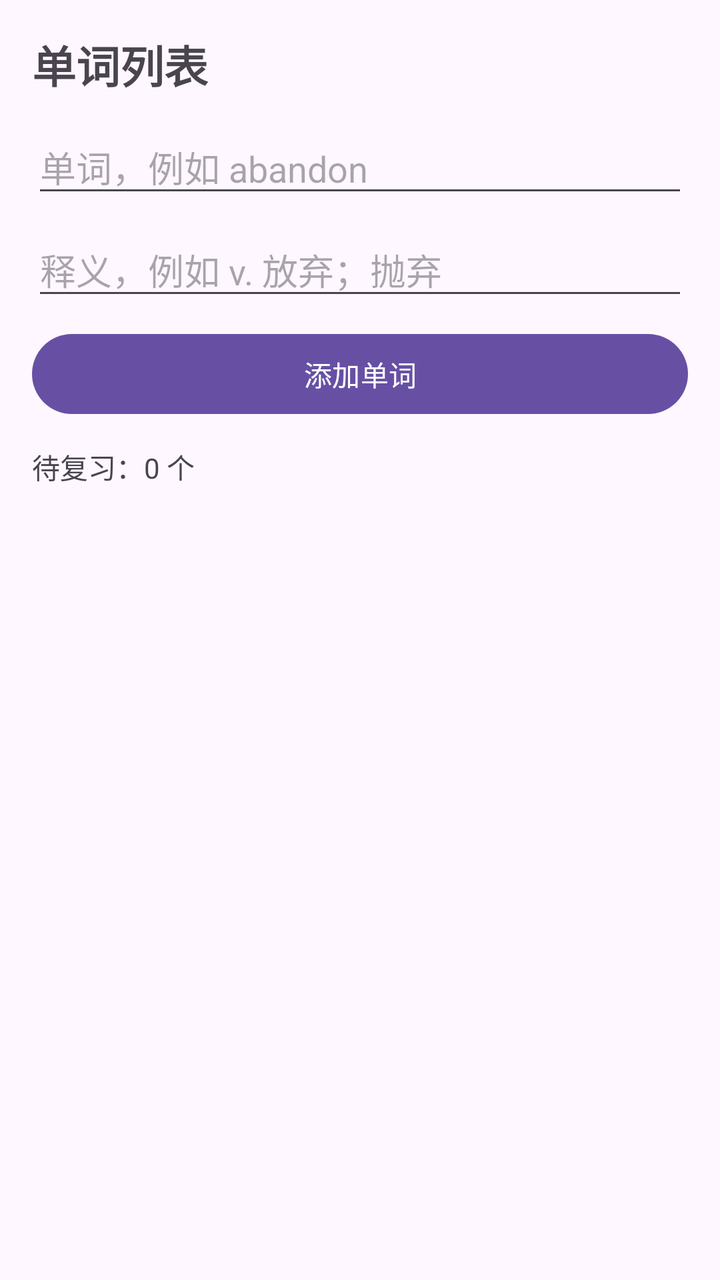
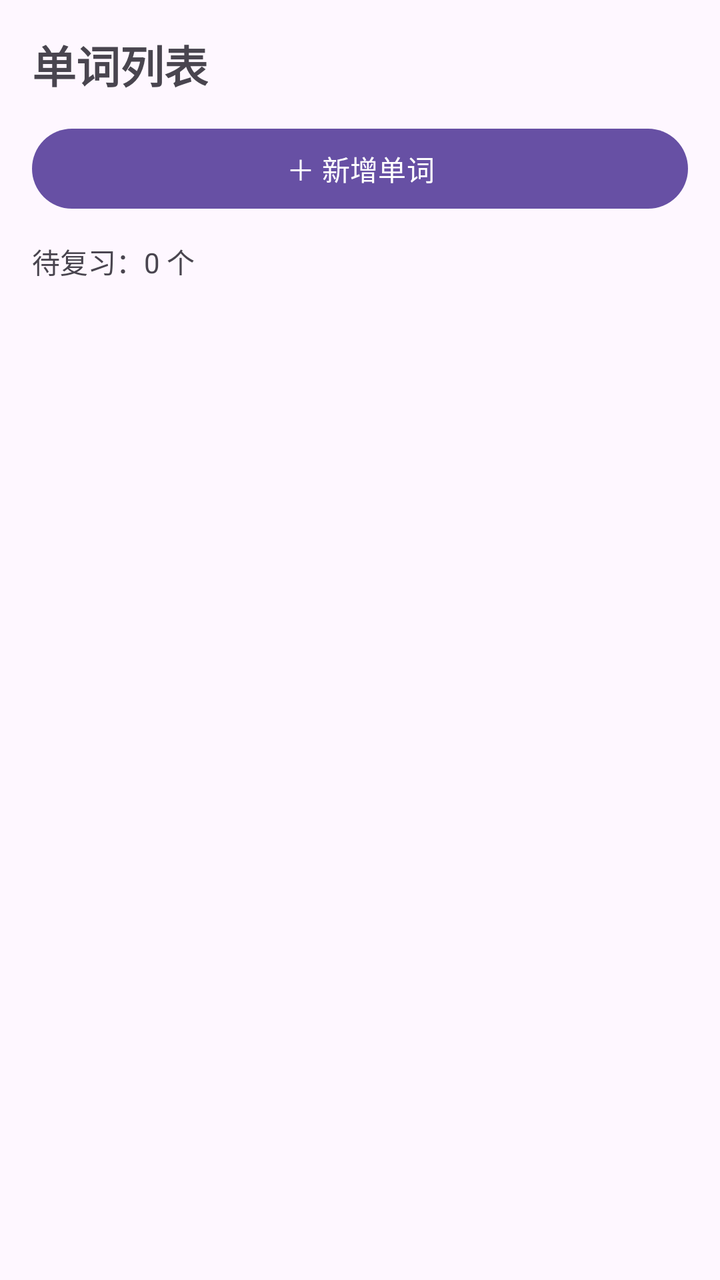

Screens rendered from an Android XML layout before and after an edit, with the pre-edit source and the edit as a unified diff.
<!-- AndroidManifest.xml: application theme Theme.WordMemoryApp -->
<!-- res/layout/fragment_word_list.xml -->
<?xml version="1.0" encoding="utf-8"?>
<LinearLayout xmlns:android="http://schemas.android.com/apk/res/android"
    android:layout_width="match_parent"
    android:layout_height="match_parent"
    android:orientation="vertical"
    android:paddingStart="16dp"
    android:paddingTop="16dp"
    android:paddingEnd="16dp">

    <TextView
        android:layout_width="wrap_content"
        android:layout_height="wrap_content"
        android:text="@string/title_word_list"
        android:textSize="22sp"
        android:textStyle="bold" />

    <EditText
        android:id="@+id/etWord"
        android:layout_width="match_parent"
        android:layout_height="wrap_content"
        android:layout_marginTop="12dp"
        android:hint="@string/hint_word"
        android:inputType="text"
        android:maxLines="1" />

    <EditText
        android:id="@+id/etMeaning"
        android:layout_width="match_parent"
        android:layout_height="wrap_content"
        android:layout_marginTop="8dp"
        android:hint="@string/hint_meaning"
        android:inputType="text"
        android:maxLines="1" />

    <Button
        android:id="@+id/btnAddWord"
        android:layout_width="match_parent"
        android:layout_height="wrap_content"
        android:layout_marginTop="8dp"
        android:text="@string/btn_add_word" />

    <TextView
        android:id="@+id/tvDueInfo"
        android:layout_width="wrap_content"
        android:layout_height="wrap_content"
        android:layout_marginTop="12dp"
        android:text="@string/due_empty"
        android:textSize="14sp" />

    
    <FrameLayout
        android:layout_width="match_parent"
        android:layout_height="0dp"
        android:layout_marginTop="8dp"
        android:layout_weight="1">

        <androidx.recyclerview.widget.RecyclerView
            android:id="@+id/rvWords"
            android:layout_width="match_parent"
            android:layout_height="match_parent"
            android:clipToPadding="false"
            android:paddingBottom="16dp" />

        <LinearLayout
            android:id="@+id/loadingGroup"
            android:layout_width="wrap_content"
            android:layout_height="wrap_content"
            android:layout_gravity="center"
            android:gravity="center"
            android:orientation="vertical"
            android:visibility="gone">

            <ProgressBar
                android:id="@+id/pbLoading"
                android:layout_width="40dp"
                android:layout_height="40dp"
                android:indeterminate="true" />

            <TextView
                android:layout_width="wrap_content"
                android:layout_height="wrap_content"
                android:layout_marginTop="12dp"
                android:text="@string/loading_words"
                android:textSize="15sp" />
        </LinearLayout>

        <TextView
            android:id="@+id/tvEmpty"
            android:layout_width="wrap_content"
            android:layout_height="wrap_content"
            android:layout_gravity="center"
            android:gravity="center"
            android:text="@string/word_list_empty"
            android:textSize="15sp"
            android:visibility="gone" />

    </FrameLayout>

</LinearLayout>
<!-- resources referenced by this layout -->
<resources>
  <string name="btn_add_word">添加单词</string>
  <string name="due_empty">待复习：0 个</string>
  <string name="hint_meaning">释义，例如 v. 放弃；抛弃</string>
  <string name="hint_word">单词，例如 abandon</string>
  <string name="loading_words">正在加载单词…</string>
  <string name="title_word_list">单词列表</string>
  <string name="word_list_empty">还没有单词，先在上面添加一个吧</string>
  <style name="Theme.WordMemoryApp" parent="Base.Theme.WordMemoryApp" />
  <style name="Base.Theme.WordMemoryApp" parent="Theme.Material3.DayNight.NoActionBar">
          
          
      </style>
</resources>

<!-- the commit's change to res/layout/fragment_word_list.xml (unified diff, before → after) -->
@@ -14,30 +14,12 @@
         android:textSize="22sp"
         android:textStyle="bold" />
 
-    <EditText
-        android:id="@+id/etWord"
+    <com.google.android.material.button.MaterialButton
+        android:id="@+id/btnNewWord"
         android:layout_width="match_parent"
         android:layout_height="wrap_content"
         android:layout_marginTop="12dp"
-        android:hint="@string/hint_word"
-        android:inputType="text"
-        android:maxLines="1" />
-
-    <EditText
-        android:id="@+id/etMeaning"
-        android:layout_width="match_parent"
-        android:layout_height="wrap_content"
-        android:layout_marginTop="8dp"
-        android:hint="@string/hint_meaning"
-        android:inputType="text"
-        android:maxLines="1" />
-
-    <Button
-        android:id="@+id/btnAddWord"
-        android:layout_width="match_parent"
-        android:layout_height="wrap_content"
-        android:layout_marginTop="8dp"
-        android:text="@string/btn_add_word" />
+        android:text="@string/btn_new_word" />
 
     <TextView
         android:id="@+id/tvDueInfo"
<!-- resource entries referenced after the edit -->
@@ -1,9 +1,7 @@
 <!-- resources referenced by this layout -->
 <resources>
-  <string name="btn_add_word">添加单词</string>
+  <string name="btn_new_word">＋ 新增单词</string>
   <string name="due_empty">待复习：0 个</string>
-  <string name="hint_meaning">释义，例如 v. 放弃；抛弃</string>
-  <string name="hint_word">单词，例如 abandon</string>
   <string name="loading_words">正在加载单词…</string>
   <string name="title_word_list">单词列表</string>
   <string name="word_list_empty">还没有单词，先在上面添加一个吧</string>
